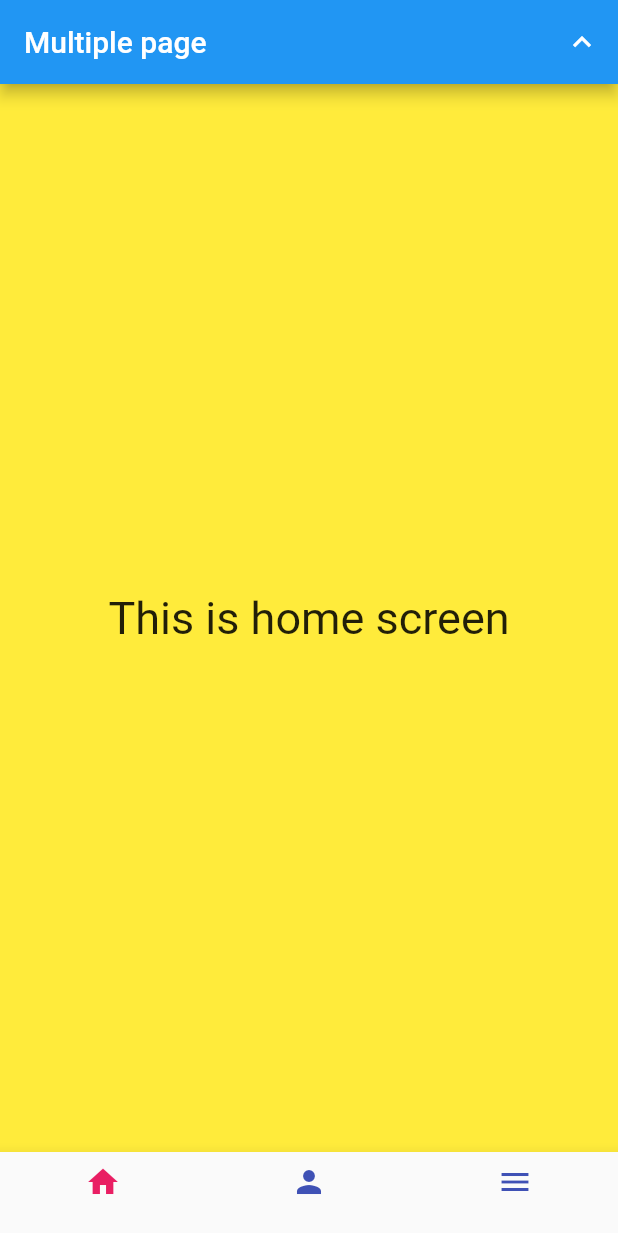
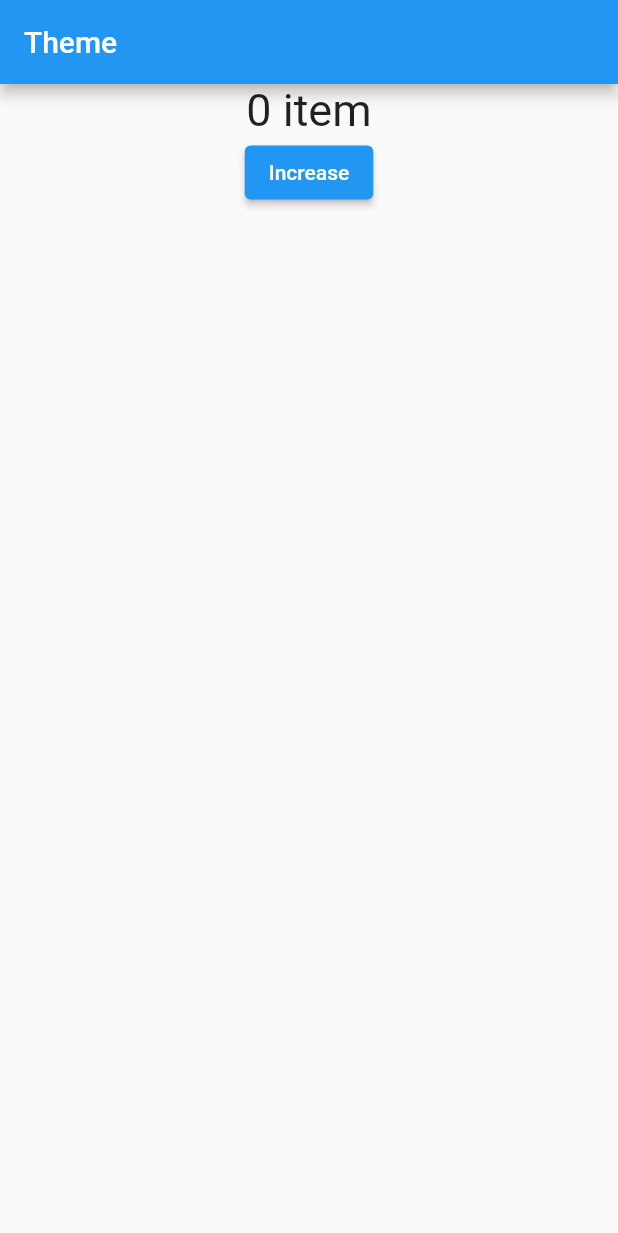
Before and after one commit to soutruoshim/flutter_fundamental_kh_v1, a Flutter app: the screen it shows after launch, on a phone screen of 412 x 824 dp. Shown: the top 1233 px of the screen. Run offline on Flutter 3.47's test engine with Material 2 defaults, Android fonts, the light colour scheme and no system bars.

Commit message:
provider

```diff
--- a/lib/main.dart
+++ b/lib/main.dart
@@ -4,6 +4,9 @@ import 'package:flutter_v2_v1_kh/basic.dart';
 import 'package:flutter_v2_v1_kh/classes.dart';
 import 'package:flutter_v2_v1_kh/grid_view.dart';
 import 'package:flutter_v2_v1_kh/page_view.dart';
+import 'package:flutter_v2_v1_kh/providers/myscreen.dart';
+import 'package:flutter_v2_v1_kh/providers/myscreen_multi_provider.dart';
+import 'package:flutter_v2_v1_kh/providers/myscreen_proxy_provider.dart';
 import 'package:flutter_v2_v1_kh/simple_scaffold.dart';
 import 'package:flutter_v2_v1_kh/single_child_scrollview.dart';
 import 'package:flutter_v2_v1_kh/stacks.dart';
@@ -35,7 +38,7 @@ class MyApp extends StatelessWidget {
         primarySwatch: Colors.blue,
       ),
       //home: const Basic(),
-      home:  MyBottomNavigationBar(),
+      home:  MyAppMultiProviderProxy(),
     );
   }
 }
--- /dev/null
+++ b/lib/providers/logic/counter_model.dart
@@ -0,0 +1,11 @@
+import 'package:flutter/cupertino.dart';
+
+class CounterModel extends ChangeNotifier{
+   int _counter = 0;
+   int get counter => _counter;
+
+   void increase(){
+      _counter++;
+      notifyListeners();
+   }
+}
--- /dev/null
+++ b/lib/providers/logic/counter_string.dart
@@ -0,0 +1,10 @@
+import 'package:flutter_v2_v1_kh/providers/logic/counter_model.dart';
+
+class CounterStringModel{
+   CounterModel counterModel;
+   CounterStringModel(this.counterModel);
+   String get counterString{
+      int c = counterModel.counter;
+      return "$c item${c != 0? 's':''}";
+   }
+}
--- /dev/null
+++ b/lib/providers/logic/theme_model.dart
@@ -0,0 +1,10 @@
+import 'package:flutter/material.dart';
+
+class ThemeModel extends ChangeNotifier{
+  bool _isDark = false;
+  bool get isDark => _isDark;
+  void setDark(bool dark){
+    _isDark = dark;
+    notifyListeners();
+  }
+}
--- /dev/null
+++ b/lib/providers/myscreen_proxy_provider.dart
@@ -0,0 +1,53 @@
+import 'package:flutter/material.dart';
+import 'package:flutter_v2_v1_kh/providers/logic/counter_model.dart';
+import 'package:flutter_v2_v1_kh/providers/logic/counter_string.dart';
+import 'package:flutter_v2_v1_kh/providers/logic/theme_model.dart';
+import 'package:provider/provider.dart';
+import 'package:provider/single_child_widget.dart';
+
+class MyAppMultiProviderProxy extends StatelessWidget {
+  final List<SingleChildWidget> _provider = [
+    ChangeNotifierProvider(create: (context) => CounterModel()),
+    ProxyProvider<CounterModel, CounterStringModel>(
+        update: (context, counterModel, counterStringModel) {
+      return CounterStringModel(counterModel);
+    })
+  ];
+
+  @override
+  Widget build(BuildContext context) {
+    return MultiProvider(
+      providers: _provider,
+      child: MyScreen(),
+    );
+  }
+}
+
+class MyScreen extends StatelessWidget {
+  const MyScreen({super.key});
+
+  @override
+  Widget build(BuildContext context) {
+    String counter = context.watch<CounterStringModel>().counterString;
+    return Scaffold(
+      appBar: AppBar(title: Text("Theme")),
+      body: Center(
+        child: Column(
+          children: [
+            Container(
+                alignment: Alignment.center,
+                child: Text(
+                  "$counter",
+                  style: TextStyle(fontSize: 30),
+                )),
+            ElevatedButton(
+                onPressed: () {
+                  context.read<CounterModel>().increase();
+                },
+                child: Text("Increase"))
+          ],
+        ),
+      ),
+    );
+  }
+}
--- a/pubspec.yaml
+++ b/pubspec.yaml
@@ -36,6 +36,7 @@ dependencies:
   # Use with the CupertinoIcons class for iOS style icons.
   cupertino_icons: ^1.0.2
   crypto: ^3.0.3
+  provider: ^6.0.5
 
 dev_dependencies:
   flutter_test:
```
Also changed, not shown: lib/providers/myscreen.dart (added, +135 -0 lines), lib/providers/myscreen_multi_provider.dart (added, +38 -0 lines), pubspec.lock.
